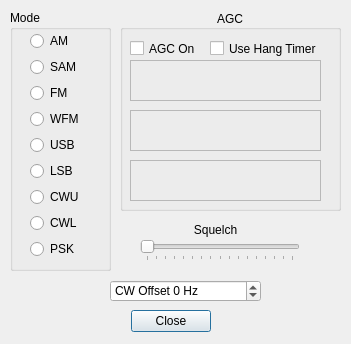
Old version of the form winforms/demodsetupdlg.ui in the repository rafael2k/CuteSDR.
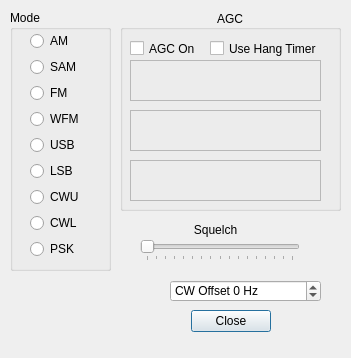
New version of the form. Custom widgets are drawn as their Qt base class.

```diff
--- a/winforms/demodsetupdlg.ui
+++ b/winforms/demodsetupdlg.ui
@@ -7,7 +7,7 @@
     <x>0</x>
     <y>0</y>
     <width>351</width>
-    <height>344</height>
+    <height>358</height>
    </rect>
   </property>
   <property name="windowTitle">
@@ -16,7 +16,7 @@
   <widget class="QDialogButtonBox" name="buttonBox">
    <property name="geometry">
     <rect>
-     <x>130</x>
+     <x>190</x>
      <y>310</y>
      <width>81</width>
      <height>23</height>
@@ -120,7 +120,7 @@
   <widget class="QSpinBox" name="spinBoxOffset">
    <property name="geometry">
     <rect>
-     <x>110</x>
+     <x>170</x>
      <y>280</y>
      <width>151</width>
      <height>22</height>
```
